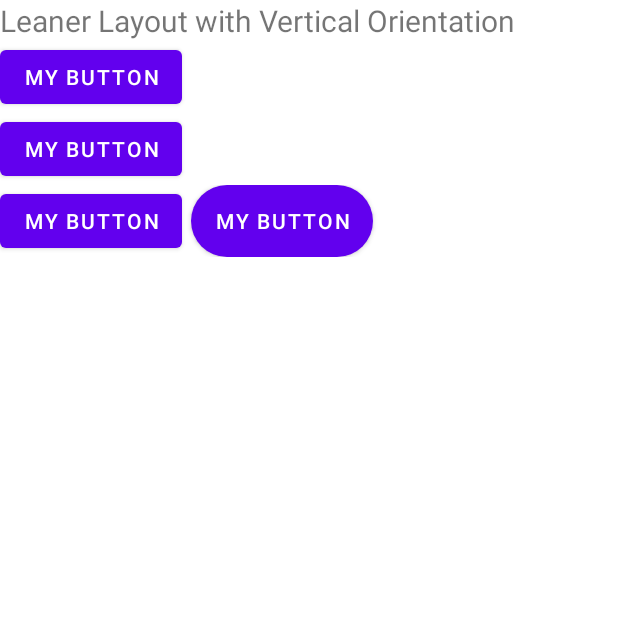
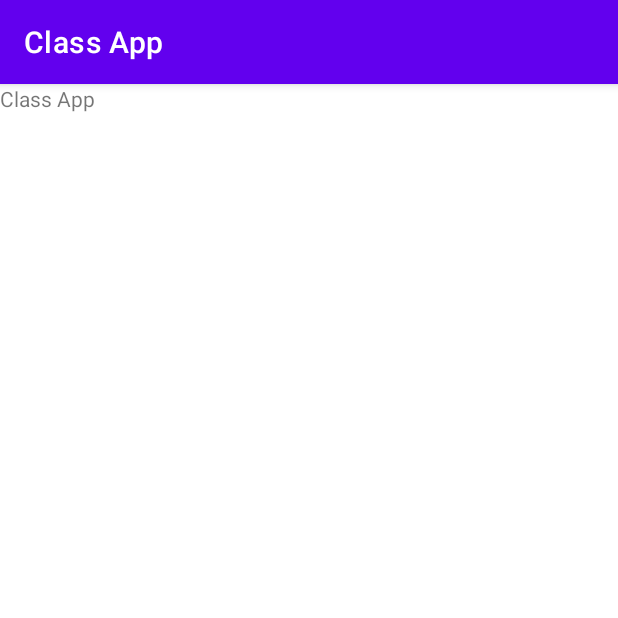
Before and after one commit to gisacc54/od20-classwork1, an Android app: the screen it shows after launch (MainActivity), on a phone screen of 412 x 824 dp, the top half of it. Run offline under Robolectric (Android 15) with nearby library versions, the light colour scheme and no system bars.

Commit message:
update dependencies

```diff
--- a/app/src/main/res/drawable/rounded_corner.xml
+++ /dev/null
@@ -1,5 +0,0 @@
-<?xml version="1.0" encoding="utf-8"?>
-<shape xmlns:android="http://schemas.android.com/apk/res/android">
-    <corners android:radius="5000dp"/>
-    <solid android:color="@color/teal_200"/>
-</shape>
--- a/app/src/main/res/layout/activity_main.xml
+++ b/app/src/main/res/layout/activity_main.xml
@@ -5,33 +5,7 @@
     android:layout_height="match_parent"
     android:orientation="vertical">
     <TextView
-        android:text="@string/linear_layout_with_vertical_orientation"
-        android:layout_width="wrap_content"
-        android:layout_height="wrap_content"
-        android:textSize="@dimen/text_md">
-
-    </TextView>
-    <Button
-        android:text="@string/btn_name"
-        android:layout_width="wrap_content"
-        android:layout_height="wrap_content"/>
-    <Button
-        android:text="@string/btn_name"
-        android:layout_width="wrap_content"
-        android:layout_height="wrap_content"/>
-    <LinearLayout
+        android:text="@string/app_name"
         android:layout_width="match_parent"
-        android:layout_height="wrap_content"
-        android:orientation="horizontal">
-        <Button
-            android:text="@string/btn_name"
-            android:layout_width="wrap_content"
-            android:layout_height="wrap_content"
-            android:layout_marginEnd="6sp"/>
-        <Button
-            android:text="@string/btn_name"
-            android:layout_width="wrap_content"
-            android:layout_height="wrap_content"
-            android:background="@drawable/rounded_corner"/>
-    </LinearLayout>
+        android:layout_height="match_parent"/>
 </LinearLayout>
--- a/app/src/main/res/values/themes.xml
+++ b/app/src/main/res/values/themes.xml
@@ -1,6 +1,6 @@
 <resources xmlns:tools="http://schemas.android.com/tools">
     <!-- Base application theme. -->
-    <style name="Theme.ClassApp" parent="Theme.MaterialComponents.DayNight.NoActionBar">
+    <style name="Theme.ClassApp" parent="Theme.MaterialComponents.DayNight.DarkActionBar">
         <!-- Primary brand color. -->
         <item name="colorPrimary">@color/purple_500</item>
         <item name="colorPrimaryVariant">@color/purple_700</item>
```
